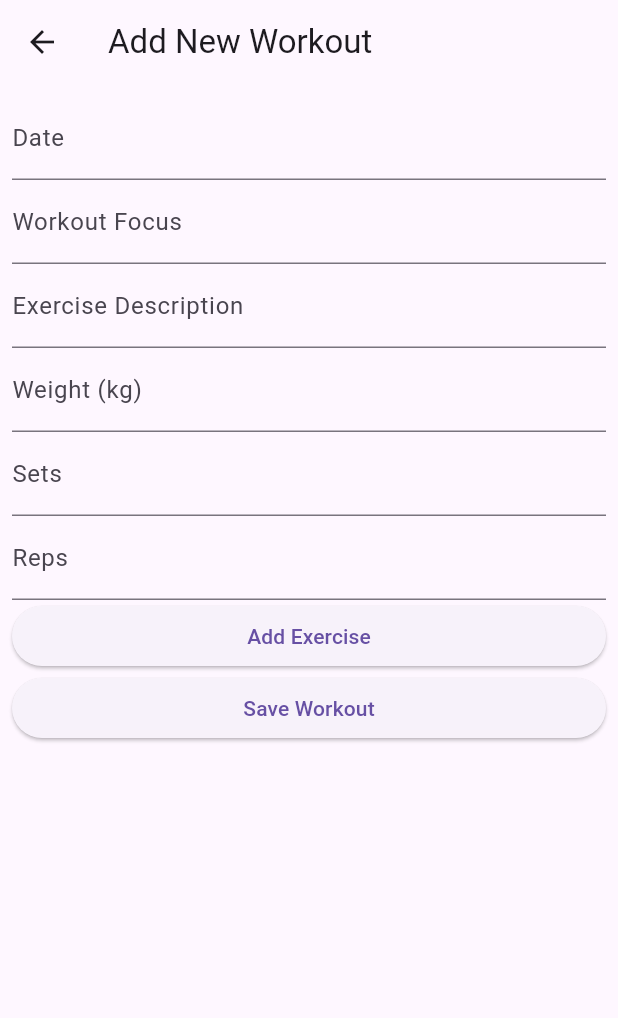
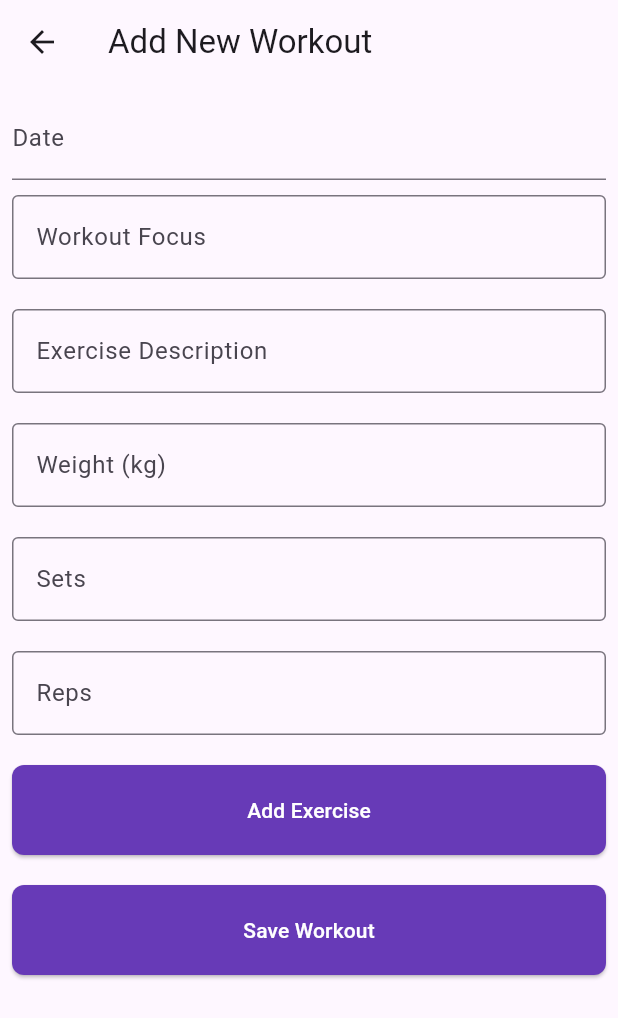
Before and after one commit to mrmrjing/workout-tracker, a Flutter app: the screen it shows after launch, item 3 of the bottom bar chosen, on a phone screen of 412 x 824 dp. Shown: the top 1018 px of the screen. Run offline on Flutter 3.47's test engine with Material 3 defaults, Android fonts, the phone set to English and light mode, and no system bars; our stand-ins replace sqflite; accounts and stored records are empty.

Commit message:
Improved Ui/UX

```diff
--- a/lib/views/add_workout_screen.dart
+++ b/lib/views/add_workout_screen.dart
@@ -22,6 +22,7 @@ class AddWorkoutScreenState extends State<AddWorkoutScreen> {
   final TextEditingController _controllerReps = TextEditingController();
   final TextEditingController _controllerFocus = TextEditingController();
   String? _date;
+  // ignore: unused_field
   bool _isLoading = false; // Indicates whether the submission is in progress.
 
   @override
@@ -130,19 +131,37 @@ class AddWorkoutScreenState extends State<AddWorkoutScreen> {
             children: <Widget>[
               _buildDateField(),
               _buildTextField(_controllerFocus, 'Workout Focus', 'Enter workout focus'),
-              ..._exercises.map(_buildExerciseTile).toList(),
+              ..._exercises.map(_buildExerciseTile),
               _buildTextField(_controllerDescription, 'Exercise Description', 'Enter exercise description'),
               _buildTextField(_controllerWeight, 'Weight (kg)', 'Enter weight', isNumeric: true),
               _buildTextField(_controllerSets, 'Sets', 'Enter number of sets', isNumeric: true),
               _buildTextField(_controllerReps, 'Reps', 'Enter number of reps', isNumeric: true),
-              ElevatedButton(onPressed: _addExerciseDetail, child: const Text('Add Exercise')),
-              ElevatedButton(onPressed: _submitData, child: const Text('Save Workout')),
+              _buildButton('Add Exercise', _addExerciseDetail),
+              _buildButton('Save Workout', _submitData),
             ],
           ),
         ),
       ),
     );
   }
+
+   Widget _buildButton(String title, VoidCallback onPressed) {
+    return Padding(
+      padding: const EdgeInsets.symmetric(vertical: 10),
+      child: ElevatedButton(
+        onPressed: onPressed,
+        style: ElevatedButton.styleFrom(
+          foregroundColor: Colors.white, backgroundColor: Colors.deepPurple,
+          shape: RoundedRectangleBorder(
+            borderRadius: BorderRadius.circular(8),
+          ),
+          padding: const EdgeInsets.symmetric(horizontal: 50, vertical: 20),
+        ),
+        child: Text(title),
+      ),
+    );
+  }
+
 
   /// Builds a text field for entering dates with a date picker.
   Widget _buildDateField() => TextFormField(
@@ -161,17 +180,25 @@ class AddWorkoutScreenState extends State<AddWorkoutScreen> {
     validator: (value) => value == null || value.isEmpty ? 'Please enter a date.' : null,
   );
 
-  /// Builds a generic text field for form inputs.
-  Widget _buildTextField(TextEditingController controller, String label, String errorText, {bool isNumeric = false}) => TextFormField(
+  /// Builds a generic text field for form inputs with enhanced spacing.
+Widget _buildTextField(TextEditingController controller, String label, String errorText, {bool isNumeric = false}) {
+  return Padding(
+    padding: const EdgeInsets.symmetric(vertical: 10.0), // Adds vertical space between fields
+    child: TextFormField(
       controller: controller,
-    decoration: InputDecoration(labelText: label),
+      decoration: InputDecoration(
+        labelText: label,
+        border: const OutlineInputBorder(), // Optional: adds a border to make the input field more prominent
+      ),
       keyboardType: isNumeric ? TextInputType.number : TextInputType.text,
       validator: (value) {
         if (value!.isEmpty) return errorText;
         if (isNumeric && double.tryParse(value) == null) return 'Please enter a valid number.';
         return null;
       },
+    ),
   );
+}
 
   /// Builds a list tile for an exercise detail with a delete button.
   Widget _buildExerciseTile(ExerciseDetail detail) => ListTile(
```
Lines whose indentation alone changed are shown as unchanged.
